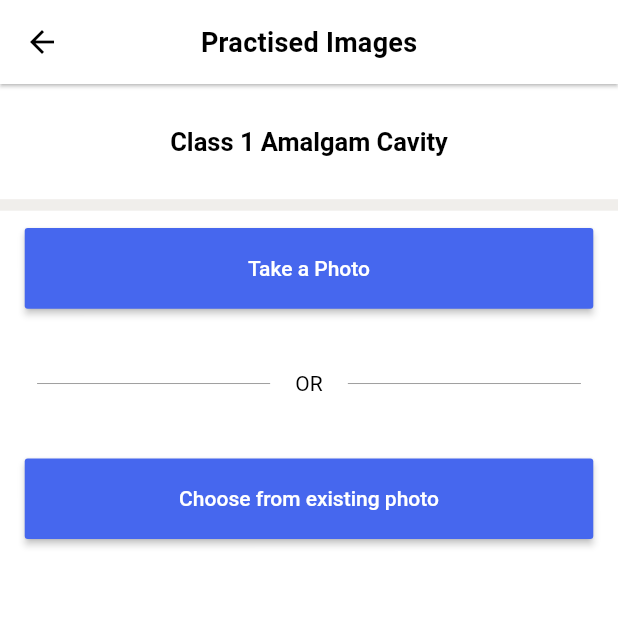
After one commit to balaji-89/bench_test_buddies, a Flutter app: the PractisedImages screen opened directly, on a phone screen of 412 x 824 dp, the top half of it. The commit adds this screen. Run offline on Flutter 3.47's test engine with Material 2 defaults, Android fonts, the phone set to English and light mode, and no system bars; our stand-ins replace dio, firebase_auth, firebase_core, google_sign_in, im_stepper, image_picker; missing offline and left inert: flutter_circular_chart, multi_image_picker; accounts and stored records are empty.

Commit message:
started timer section also started practised Section

```diff
--- a/lib/provider/google_sign.dart
+++ b/lib/provider/google_sign.dart
@@ -44,12 +44,11 @@ class GoogleSign with ChangeNotifier {
       UserCredential result = await auth.signInWithCredential(credential);
 
       User user = auth.currentUser;
-      print(user.uid);
-      print(result);
+      // print(user.uid);
+      // print(result);
 
       return Future.value(true);
     }
-
   }
 
 // instead of returning true or false
--- /dev/null
+++ b/lib/screens/app_ui/section_view_tab/uploaded_images.dart
@@ -0,0 +1,172 @@
+import 'dart:io';
+
+import 'package:bench_test_buddies/screens/app_ui/section_view_tab/UploadedImageView.dart';
+import'package:flutter/material.dart';
+
+import 'package:image_picker/image_picker.dart';
+import'package:multi_image_picker/multi_image_picker.dart';
+class PractisedImages extends StatefulWidget {
+  @override
+  _PractisedImagesState createState() => _PractisedImagesState();
+
+
+
+}
+
+class _PractisedImagesState extends State<PractisedImages> {
+  var image;
+  List<Asset> multiImages=List<Asset>();
+
+  List allImage=new List();
+
+  List allImagePath=new List();
+
+  Widget button(String label,constraints){
+    return  Container(
+        height: constraints.maxHeight*0.07,
+        width:constraints.maxWidth,
+        margin: EdgeInsets.symmetric(horizontal:constraints.maxWidth*0.04),
+        child: RaisedButton(
+          textColor: Colors.white,
+          color: Color(0xFF4667EE),
+          child: Text(label,style: TextStyle(fontSize: 14),),
+          onPressed: () async{
+            if(label=='Take a Photo'){
+              await getCamera();
+            }
+            else{
+              await getGalleryImage();
+            }
+          },
+        ));
+  }
+
+  Future getCamera() async{
+    var pickedImage;
+    pickedImage=await ImagePicker().getImage(source:ImageSource.camera);
+    setState(() {
+
+      if(pickedImage!=null){
+        image=File(pickedImage.path);
+      }else{
+        print('Nothing Selected');
+      }
+    });
+
+    }
+
+  Future getGalleryImage() async{
+    List<Asset> resultList=List<Asset>();
+    try{
+      resultList=await MultiImagePicker.pickImages(
+        maxImages: 5,
+        selectedAssets:multiImages,
+        materialOptions:MaterialOptions(
+
+          actionBarTitle:"Images",
+          allViewTitle:"All photos",
+        ),
+      ).then((multiImages)=>
+          Navigator.of(context).pushReplacement(
+              MaterialPageRoute(builder: (context) => UploadedImageView(selectedImages:multiImages)))
+      );
+    }catch(error
+    ){}
+
+
+  }
+
+  @override
+  Widget build(BuildContext context) {
+    return Scaffold(
+          backgroundColor: Theme.of(context).backgroundColor,
+        appBar: AppBar(
+          leading: IconButton(
+            icon: Icon(
+              Icons.arrow_back,
+              color: Colors.black,
+            ),
+            onPressed: () {},
+          ),
+          title: Text('Practised Images',
+              style: TextStyle(
+                  fontWeight: FontWeight.bold,
+                  color: Colors.black,
+                  fontSize: 18,
+                  letterSpacing: 0.2)),
+          elevation: 1,
+          centerTitle: true,
+          titleSpacing: 0.3,
+        ),
+
+      body: SizedBox(
+        height: MediaQuery.of(context).size.height,
+        width: MediaQuery.of(context).size.width,
+        child: LayoutBuilder(
+          builder: (context, constraints) {
+            return Column(
+              children: [
+                SizedBox(
+                  height: constraints.maxHeight*0.1,
+                  width: constraints.maxWidth,
+                  child: Center(child:Text('Class 1 Amalgam Cavity',
+                      textAlign: TextAlign.center,
+                      style: TextStyle(
+                        color: Colors.black,
+                        fontWeight: FontWeight.bold,
+                        fontSize: 17,
+                      )),),
+                ),
+                Container(
+                  height: constraints.maxHeight * 0.01,
+                  width: constraints.maxWidth,
+                  color: Theme.of(context).accentColor,
+                ),
+                SizedBox(
+                  height: constraints.maxHeight*0.3,
+                  width: constraints.maxWidth,
+                  child: Column(
+                    crossAxisAlignment: CrossAxisAlignment.center,
+                    mainAxisAlignment: MainAxisAlignment.center,
+                    children: [
+                         button('Take a Photo', constraints),
+                      SizedBox(
+                        height: constraints.maxHeight * 0.13,
+                        width: constraints.maxWidth * 0.88,
+                        child: Row(
+                          mainAxisAlignment: MainAxisAlignment.center,
+                          crossAxisAlignment: CrossAxisAlignment.center,
+                          children: [
+                            Expanded(
+                                flex: 3,
+                                child: Divider(
+                                  color: Colors.grey,
+                                )),
+                            Expanded  (
+                              flex: 1,
+                              child: Text(
+                                'OR',
+                                textAlign: TextAlign.center,
+                                style: TextStyle(
+                                  color: Colors.black,
+                                  fontWeight: FontWeight.w400,
+                                ),
+                              ),
+                            ),
+                            Expanded(flex: 3, child: Divider(color: Colors.grey)),
+                          ],
+                        ),
+                      ),
+                         button('Choose from existing photo', constraints)
+                    ],
+                  ),
+                ),
+              ],
+            );
+          }
+        ),
+      ),
+
+    );
+  }
+}
```
Also changed, not shown: lib/main.dart (+6 -5 lines), lib/model/attempt_model.dart (+9 -12 lines), lib/screens/app_ui/attempt_tab/score_card.dart (+100 -83 lines), lib/screens/app_ui/section_view_tab/UploadedImageView.dart (added, +69 -0 lines), lib/screens/app_ui/section_view_tab/section_view2.dart (+36 -13 lines), lib/screens/onboarding_screen/sign_in_screen.dart (+17 -22 lines), lib/screens/onboarding_screen/sign_up_screen.dart (+4 -5 lines).
